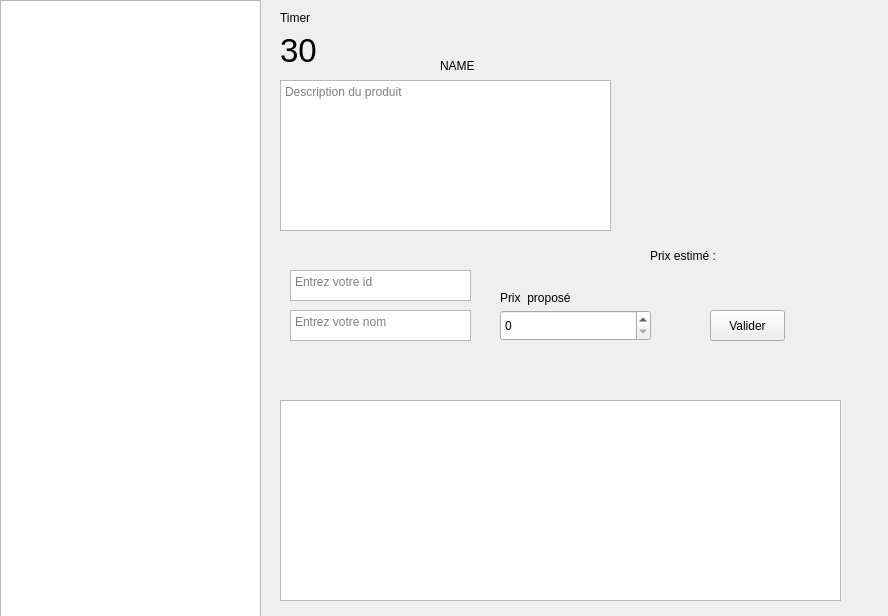
super-cinnamon/E-commerce-REST-API-app, file mainWindow.ui: the form before one commit.
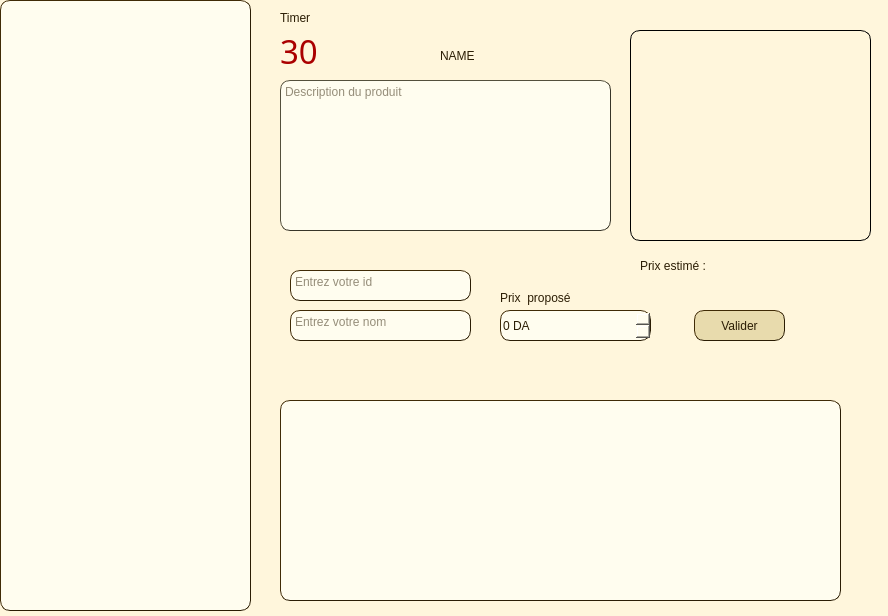
The form after the commit. Icons and pictures are not drawn.

```diff
--- a/mainWindow.ui
+++ b/mainWindow.ui
@@ -13,6 +13,9 @@
   <property name="windowTitle">
    <string>E-commerce</string>
   </property>
+  <property name="styleSheet">
+   <string notr="true">background-color: rgb(255, 246, 220)</string>
+  </property>
   <widget class="QLabel" name="product_image">
    <property name="geometry">
     <rect>
@@ -22,6 +25,12 @@
      <height>211</height>
     </rect>
    </property>
+   <property name="styleSheet">
+    <string notr="true">border-width:2px;
+border-radius:10px;
+border-width:0.5px;
+border-style:outset;</string>
+   </property>
    <property name="text">
     <string/>
    </property>
@@ -38,6 +47,16 @@
      <height>151</height>
     </rect>
    </property>
+   <property name="styleSheet">
+    <string notr="true">border-color: rgb(56, 53, 40);
+font: 12pt &quot;Tw Cen MT&quot;;
+color: rgb(43, 29, 4);
+background-color: rgb(255, 253, 239);
+border-width:2px;
+border-radius:10px;
+border-width:0.5px;
+border-style:outset;</string>
+   </property>
    <property name="readOnly">
     <bool>true</bool>
    </property>
@@ -49,7 +68,7 @@
    <property name="geometry">
     <rect>
      <x>440</x>
-     <y>50</y>
+     <y>40</y>
      <width>171</width>
      <height>31</height>
     </rect>
@@ -57,6 +76,10 @@
    <property name="toolTip">
     <string>&lt;html&gt;&lt;head/&gt;&lt;body&gt;&lt;p align=&quot;right&quot;&gt;&lt;span style=&quot; font-size:14pt; font-weight:700;&quot;&gt;Name&lt;/span&gt;&lt;/p&gt;&lt;/body&gt;&lt;/html&gt;</string>
    </property>
+   <property name="styleSheet">
+    <string notr="true">color: rgb(43, 29, 4);
+font: 12pt &quot;Tw Cen MT&quot;;</string>
+   </property>
    <property name="text">
     <string>NAME</string>
    </property>
@@ -70,6 +93,16 @@
      <height>31</height>
     </rect>
    </property>
+   <property name="styleSheet">
+    <string notr="true">color: rgb(43, 29, 4);
+font: 11pt &quot;Tw Cen MT&quot;;
+border-color: rgb(43, 29, 4);
+background-color: rgb(255, 253, 239);
+border-width:2px;
+border-radius:10px;
+border-width:0.5px;
+border-style:outset;</string>
+   </property>
    <property name="placeholderText">
     <string>Entrez votre id</string>
    </property>
@@ -83,6 +116,16 @@
      <height>31</height>
     </rect>
    </property>
+   <property name="styleSheet">
+    <string notr="true">color: rgb(43, 29, 4);
+font: 11pt &quot;Tw Cen MT&quot;;
+border-color: rgb(43, 29, 4);
+background-color: rgb(255, 253, 239);
+border-width:2px;
+border-radius:10px;
+border-width:0.5px;
+border-style:outset;</string>
+   </property>
    <property name="placeholderText">
     <string>Entrez votre nom</string>
    </property>
@@ -96,6 +139,19 @@
      <height>31</height>
     </rect>
    </property>
+   <property name="styleSheet">
+    <string notr="true">background-color: rgb(255, 253, 239);
+font: 11pt &quot;Tw Cen MT&quot;;
+border-color: rgb(43, 29, 4);
+color: rgb(43, 29, 4);
+border-width:2px;
+border-radius:10px;
+border-width:0.5px;
+border-style:outset;</string>
+   </property>
+   <property name="suffix">
+    <string> DA</string>
+   </property>
   </widget>
   <widget class="QLabel" name="prix">
    <property name="geometry">
@@ -106,6 +162,10 @@
      <height>16</height>
     </rect>
    </property>
+   <property name="styleSheet">
+    <string notr="true">color: rgb(43, 29, 4);
+font: 11pt &quot;Tw Cen MT&quot;;</string>
+   </property>
    <property name="text">
     <string>Prix  proposé</string>
    </property>
@@ -113,12 +173,22 @@
   <widget class="QPushButton" name="bid_validation">
    <property name="geometry">
     <rect>
-     <x>710</x>
+     <x>694</x>
      <y>310</y>
-     <width>75</width>
+     <width>91</width>
      <height>31</height>
     </rect>
    </property>
+   <property name="styleSheet">
+    <string notr="true">background-color: rgb(232, 219, 173);
+border-color: rgb(43, 29, 4);
+font: 13pt &quot;Tw Cen MT&quot;;
+color: rgb(43, 29, 4);
+border-width:2px;
+border-radius:10px;
+border-width:0.5px;
+border-style:outset;</string>
+   </property>
    <property name="text">
     <string>Valider</string>
    </property>
@@ -128,20 +198,33 @@
     <rect>
      <x>0</x>
      <y>0</y>
-     <width>261</width>
-     <height>621</height>
+     <width>251</width>
+     <height>611</height>
     </rect>
    </property>
+   <property name="styleSheet">
+    <string notr="true">background-color: rgb(255, 253, 239);
+font: 11pt &quot;Tw Cen MT&quot;;
+border-color: rgb(43, 29, 4);
+border-width:2px;
+border-radius:10px;
+border-width:0.5px;
+border-style:outset;</string>
+   </property>
   </widget>
   <widget class="QLabel" name="prix_estime">
    <property name="geometry">
     <rect>
-     <x>650</x>
-     <y>240</y>
+     <x>640</x>
+     <y>250</y>
      <width>201</width>
      <height>31</height>
     </rect>
    </property>
+   <property name="styleSheet">
+    <string notr="true">color: rgb(43, 29, 4);
+font: 11pt &quot;Tw Cen MT&quot;;</string>
+   </property>
    <property name="text">
     <string>Prix estimé : </string>
    </property>
@@ -157,9 +240,16 @@
    </property>
    <property name="font">
     <font>
+     <family>Tw Cen MT</family>
      <pointsize>25</pointsize>
+     <italic>false</italic>
+     <bold>false</bold>
     </font>
    </property>
+   <property name="styleSheet">
+    <string notr="true">color: rgb(170, 0, 0);
+font: 25pt &quot;Tw Cen MT&quot;;</string>
+   </property>
    <property name="text">
     <string>30</string>
    </property>
@@ -173,6 +263,10 @@
      <height>16</height>
     </rect>
    </property>
+   <property name="styleSheet">
+    <string notr="true">color: rgb(43, 29, 4);
+font: 14pt &quot;Tw Cen MT&quot;;</string>
+   </property>
    <property name="text">
     <string>Timer</string>
    </property>
@@ -186,16 +280,29 @@
      <height>201</height>
     </rect>
    </property>
+   <property name="styleSheet">
+    <string notr="true">background-color: rgb(255, 253, 239);
+font: 12pt &quot;Tw Cen MT&quot;;
+color: rgb(43, 29, 4);
+border-color: rgb(43, 29, 4);
+border-width:2px;
+border-radius:10px;
+border-width:0.5px;
+border-style:outset;</string>
+   </property>
   </widget>
   <widget class="QLabel" name="sold">
    <property name="geometry">
     <rect>
-     <x>680</x>
-     <y>350</y>
+     <x>660</x>
+     <y>360</y>
      <width>201</width>
      <height>31</height>
     </rect>
    </property>
+   <property name="styleSheet">
+    <string notr="true">color: rgb(43, 29, 4);</string>
+   </property>
    <property name="text">
     <string/>
    </property>
```
